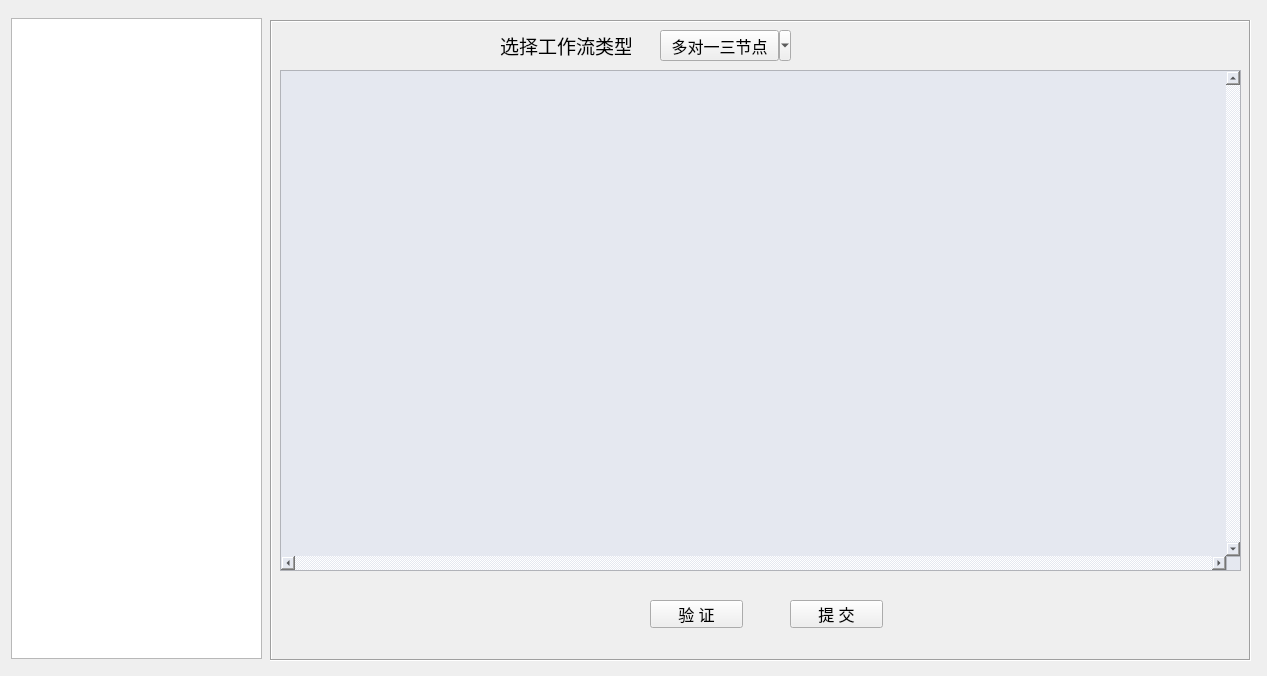
First picture: the form in route/widget.ui, repository Memorywzd/wfDemo, before the edit.
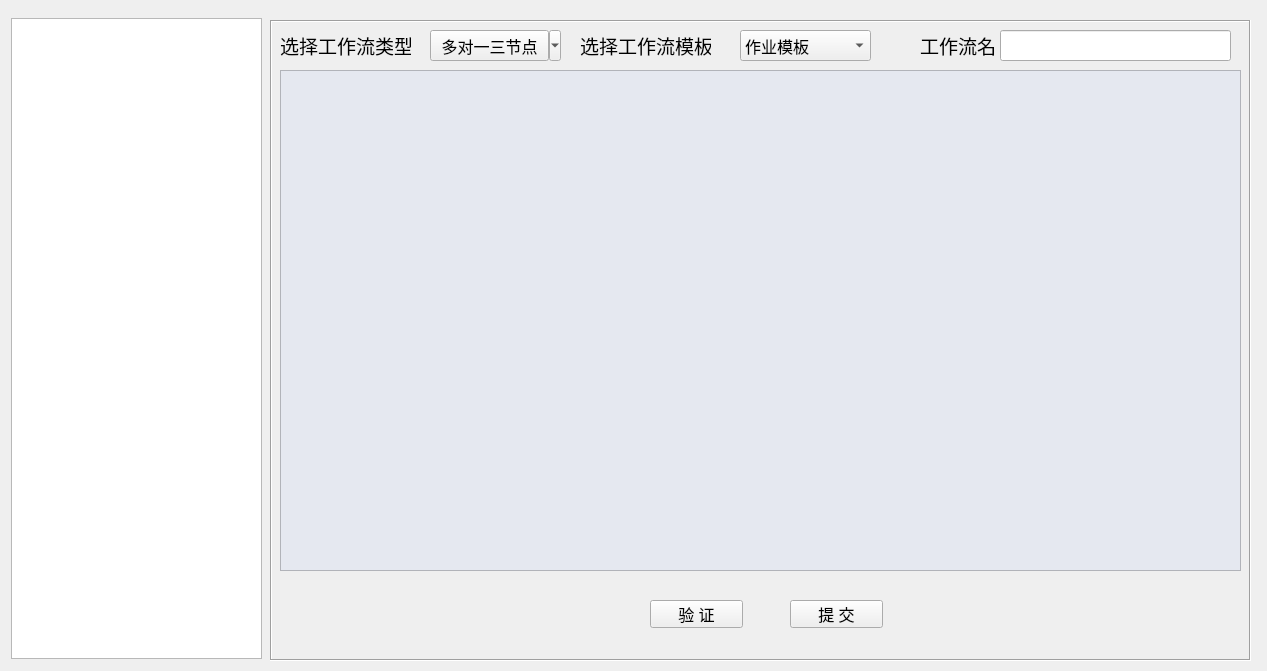
Second picture: the form after the edit. Custom widgets are drawn as their Qt base class.

```diff
--- a/route/widget.ui
+++ b/route/widget.ui
@@ -7,7 +7,7 @@
     <x>0</x>
     <y>0</y>
     <width>1267</width>
-    <height>676</height>
+    <height>671</height>
    </rect>
   </property>
   <property name="sizePolicy">
@@ -79,15 +79,6 @@
     <property name="styleSheet">
      <string notr="true">background: rgb(229, 232, 240)</string>
     </property>
-    <property name="verticalScrollBarPolicy">
-     <enum>Qt::ScrollBarAlwaysOn</enum>
-    </property>
-    <property name="horizontalScrollBarPolicy">
-     <enum>Qt::ScrollBarAlwaysOn</enum>
-    </property>
-    <property name="sizeAdjustPolicy">
-     <enum>QAbstractScrollArea::AdjustToContents</enum>
-    </property>
     <property name="widgetResizable">
      <bool>true</bool>
     </property>
@@ -96,8 +87,8 @@
       <rect>
        <x>0</x>
        <y>0</y>
-       <width>942</width>
-       <height>482</height>
+       <width>959</width>
+       <height>499</height>
       </rect>
      </property>
      <property name="styleSheet">
@@ -144,7 +135,7 @@
    <widget class="QToolButton" name="createNewWorkflow">
     <property name="geometry">
      <rect>
-      <x>390</x>
+      <x>160</x>
       <y>10</y>
       <width>131</width>
       <height>31</height>
@@ -165,7 +156,7 @@
    <widget class="QLabel" name="label">
     <property name="geometry">
      <rect>
-      <x>230</x>
+      <x>10</x>
       <y>10</y>
       <width>131</width>
       <height>31</height>
@@ -180,6 +171,82 @@
      <string>选择工作流类型</string>
     </property>
    </widget>
+   <widget class="QComboBox" name="tempName">
+    <property name="geometry">
+     <rect>
+      <x>470</x>
+      <y>10</y>
+      <width>131</width>
+      <height>31</height>
+     </rect>
+    </property>
+    <property name="font">
+     <font>
+      <pointsize>12</pointsize>
+     </font>
+    </property>
+    <item>
+     <property name="text">
+      <string>作业模板</string>
+     </property>
+    </item>
+    <item>
+     <property name="text">
+      <string>请假模板</string>
+     </property>
+    </item>
+   </widget>
+   <widget class="QLabel" name="label_2">
+    <property name="geometry">
+     <rect>
+      <x>310</x>
+      <y>10</y>
+      <width>131</width>
+      <height>31</height>
+     </rect>
+    </property>
+    <property name="font">
+     <font>
+      <pointsize>14</pointsize>
+     </font>
+    </property>
+    <property name="text">
+     <string>选择工作流模板</string>
+    </property>
+   </widget>
+   <widget class="QLineEdit" name="flowName">
+    <property name="geometry">
+     <rect>
+      <x>730</x>
+      <y>10</y>
+      <width>231</width>
+      <height>31</height>
+     </rect>
+    </property>
+    <property name="font">
+     <font>
+      <pointsize>12</pointsize>
+     </font>
+    </property>
+   </widget>
+   <widget class="QLabel" name="label_3">
+    <property name="geometry">
+     <rect>
+      <x>650</x>
+      <y>10</y>
+      <width>81</width>
+      <height>31</height>
+     </rect>
+    </property>
+    <property name="font">
+     <font>
+      <pointsize>14</pointsize>
+     </font>
+    </property>
+    <property name="text">
+     <string>工作流名</string>
+    </property>
+   </widget>
   </widget>
  </widget>
  <layoutdefault spacing="6" margin="11"/>
```
